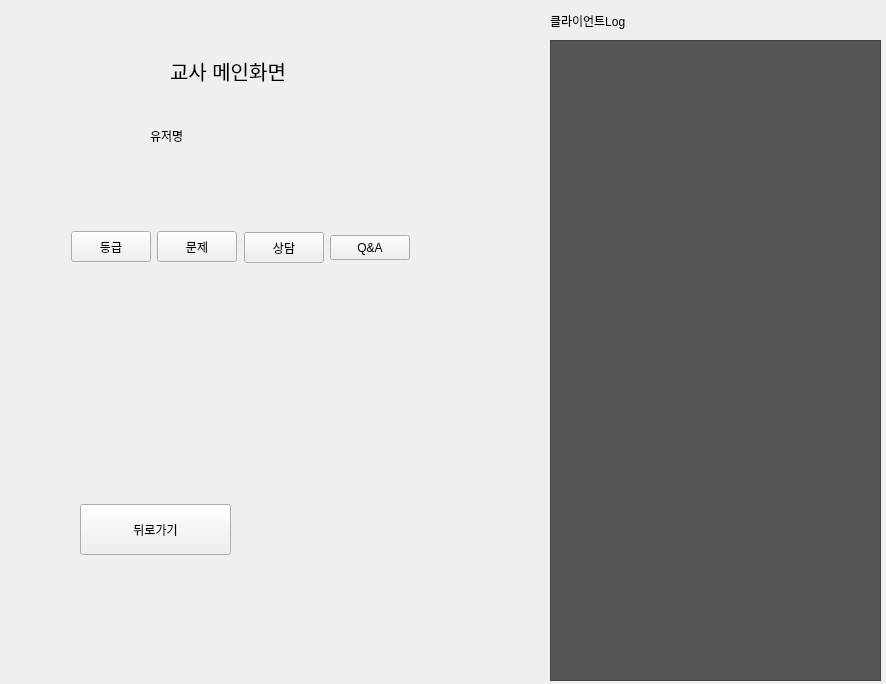
Qt form teacher_client.ui (Eduappproject/education_application) before a commit.
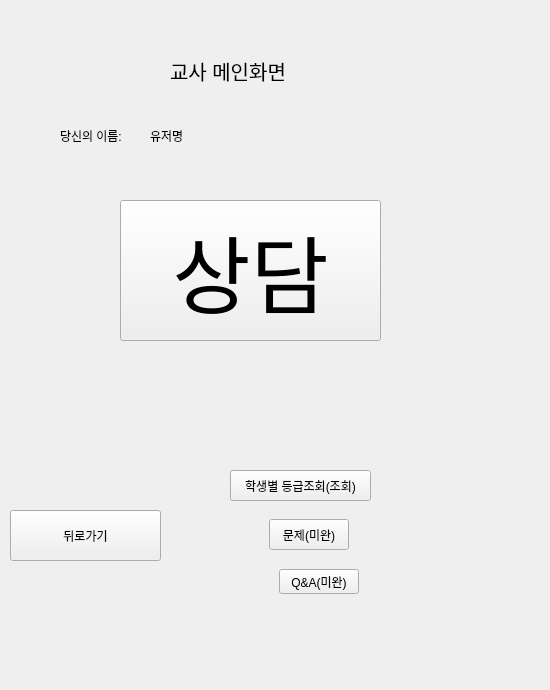
The same form after that commit. The open tabs and pages were chosen to show the change.

Commit message: 전체채팅방 방식으로 상담 구현됨(1대1로 구현예정)

Diff of the .ui file:
```diff
--- a/teacher_client.ui
+++ b/teacher_client.ui
@@ -6,8 +6,8 @@
    <rect>
     <x>0</x>
     <y>0</y>
-    <width>886</width>
-    <height>684</height>
+    <width>550</width>
+    <height>690</height>
    </rect>
   </property>
   <property name="windowTitle">
@@ -479,38 +479,43 @@
     <widget class="QPushButton" name="mainButton_1">
      <property name="geometry">
       <rect>
-       <x>61</x>
-       <y>221</y>
-       <width>80</width>
+       <x>220</x>
+       <y>460</y>
+       <width>141</width>
        <height>31</height>
       </rect>
      </property>
      <property name="text">
-      <string>등급</string>
+      <string>학생별 등급조회(조회)</string>
      </property>
     </widget>
     <widget class="QPushButton" name="mainButton_2">
      <property name="geometry">
       <rect>
-       <x>147</x>
-       <y>221</y>
+       <x>259</x>
+       <y>509</y>
        <width>80</width>
        <height>31</height>
       </rect>
      </property>
      <property name="text">
-      <string>문제</string>
+      <string>문제(미완)</string>
      </property>
     </widget>
     <widget class="QPushButton" name="mainButton_3">
      <property name="geometry">
       <rect>
-       <x>234</x>
-       <y>222</y>
-       <width>80</width>
-       <height>31</height>
+       <x>110</x>
+       <y>190</y>
+       <width>261</width>
+       <height>141</height>
       </rect>
      </property>
+     <property name="font">
+      <font>
+       <pointsize>64</pointsize>
+      </font>
+     </property>
      <property name="text">
       <string>상담</string>
      </property>
@@ -518,21 +523,21 @@
     <widget class="QPushButton" name="mainButton_4">
      <property name="geometry">
       <rect>
-       <x>320</x>
-       <y>225</y>
+       <x>269</x>
+       <y>559</y>
        <width>80</width>
        <height>25</height>
       </rect>
      </property>
      <property name="text">
-      <string>Q&amp;&amp;A</string>
+      <string>Q&amp;&amp;A(미완)</string>
      </property>
     </widget>
     <widget class="QPushButton" name="beackButton_2">
      <property name="geometry">
       <rect>
-       <x>70</x>
-       <y>494</y>
+       <x>0</x>
+       <y>500</y>
        <width>151</width>
        <height>51</height>
       </rect>
@@ -572,34 +577,68 @@
       <string>교사 메인화면</string>
      </property>
     </widget>
+    <widget class="QLabel" name="userNameLabel_2">
+     <property name="geometry">
+      <rect>
+       <x>50</x>
+       <y>110</y>
+       <width>81</width>
+       <height>31</height>
+      </rect>
+     </property>
+     <property name="text">
+      <string>당신의 이름:</string>
+     </property>
+    </widget>
    </widget>
-  </widget>
-  <widget class="QTextBrowser" name="logTextBrowser_2">
-   <property name="geometry">
-    <rect>
-     <x>550</x>
-     <y>40</y>
-     <width>331</width>
-     <height>641</height>
-    </rect>
-   </property>
-   <property name="styleSheet">
-    <string notr="true">background-color: rgb(85, 87, 83);
-color: rgb(238, 238, 236);</string>
-   </property>
-  </widget>
-  <widget class="QLabel" name="label_17">
-   <property name="geometry">
-    <rect>
-     <x>550</x>
-     <y>10</y>
-     <width>221</width>
-     <height>21</height>
-    </rect>
-   </property>
-   <property name="text">
-    <string>클라이언트Log</string>
-   </property>
+   <widget class="QWidget" name="page_3">
+    <widget class="QTextBrowser" name="chatTextBrowser">
+     <property name="geometry">
+      <rect>
+       <x>40</x>
+       <y>130</y>
+       <width>381</width>
+       <height>441</height>
+      </rect>
+     </property>
+    </widget>
+    <widget class="QLineEdit" name="chatLineEdit">
+     <property name="geometry">
+      <rect>
+       <x>40</x>
+       <y>580</y>
+       <width>321</width>
+       <height>31</height>
+      </rect>
+     </property>
+    </widget>
+    <widget class="QPushButton" name="chatBackButton">
+     <property name="geometry">
+      <rect>
+       <x>380</x>
+       <y>580</y>
+       <width>81</width>
+       <height>31</height>
+      </rect>
+     </property>
+     <property name="text">
+      <string>상담 나가기</string>
+     </property>
+    </widget>
+    <widget class="QLabel" name="label_4">
+     <property name="geometry">
+      <rect>
+       <x>90</x>
+       <y>70</y>
+       <width>191</width>
+       <height>51</height>
+      </rect>
+     </property>
+     <property name="text">
+      <string>1대1상담(지금은 전체 채팅)</string>
+     </property>
+    </widget>
+   </widget>
   </widget>
  </widget>
  <resources/>
```
Left out of the diff: 6 changed lines with no effect on the pictures. The commit also changes 2 other files.
